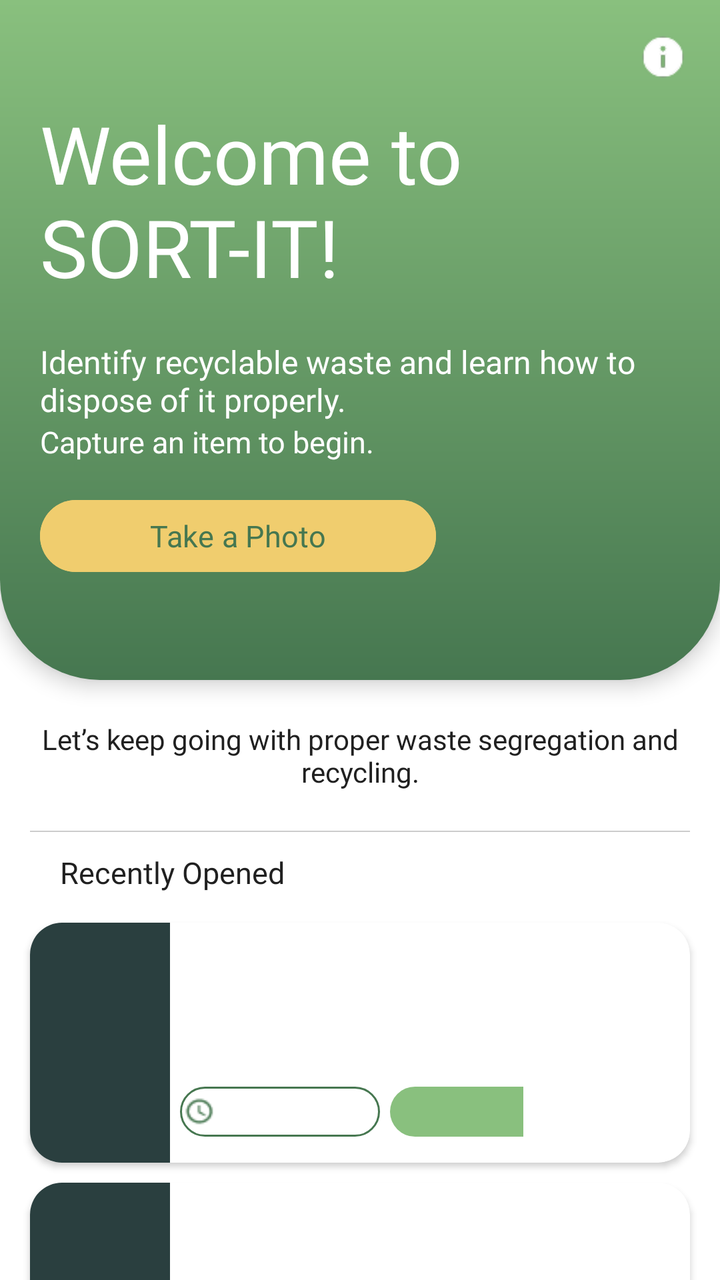
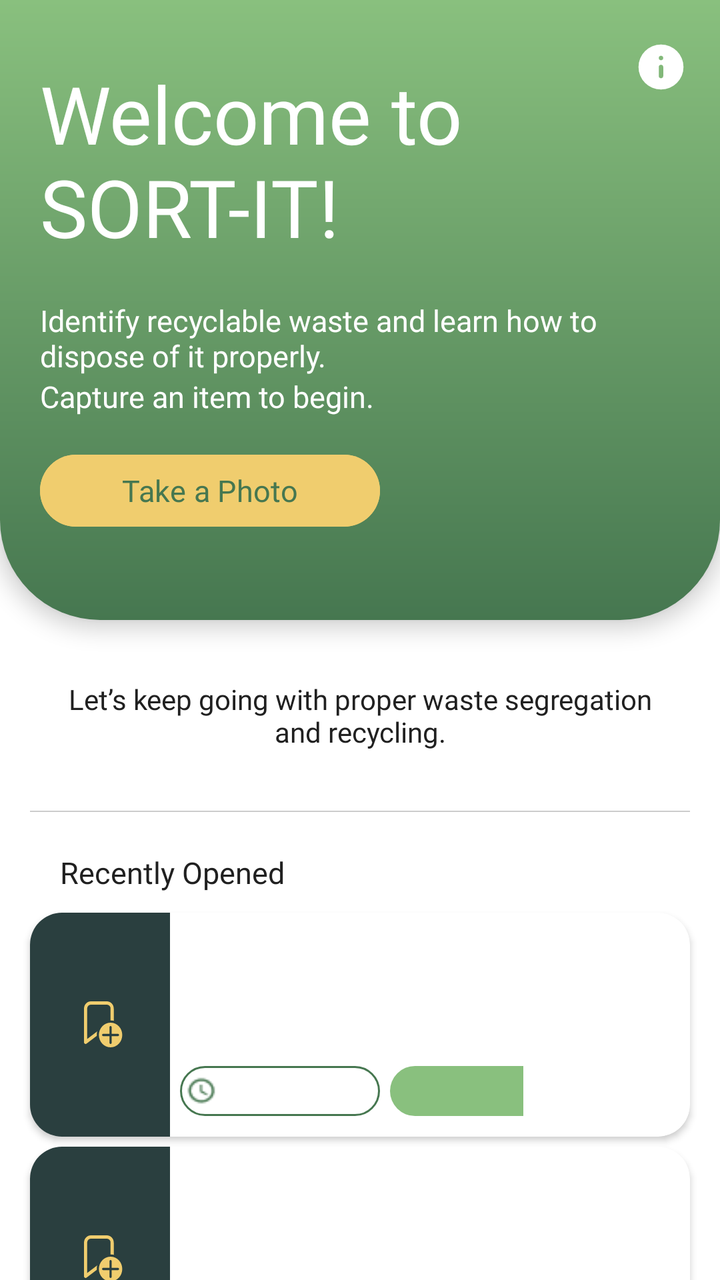

An Android layout rendered at two revisions. The XML below is the earlier revision; the diff shows what the commit changed to produce the second picture.
<!-- AndroidManifest.xml: application theme Theme.SortItJSON -->
<!-- res/layout/fragment_new_home.xml -->
<?xml version="1.0" encoding="utf-8"?>
<FrameLayout xmlns:android="http://schemas.android.com/apk/res/android"
    android:layout_width="match_parent"
    android:layout_height="match_parent">

    <LinearLayout
        android:layout_width="match_parent"
        android:layout_height="match_parent"
        android:orientation="vertical"
        android:background="#FFFFFF">

        
        <FrameLayout
            android:layout_width="match_parent"
            android:layout_height="340dp"
            android:background="@drawable/home_header_bg"
            android:translationZ="6dp">

            
            <LinearLayout
                android:layout_width="match_parent"
                android:layout_height="match_parent"
                android:orientation="vertical"
                android:layout_marginTop="30dp">

                <TextView
                    android:id="@+id/titleText"
                    android:layout_width="match_parent"
                    android:layout_height="wrap_content"
                    android:layout_margin="20dp"
                    android:paddingTop="0dp"
                    android:fontFamily="@font/montserrat_extrabold"
                    android:text="Welcome to SORT-IT!"
                    android:textColor="#FFFFFF"
                    android:textSize="40sp" />

                <TextView
                    android:id="@+id/Desc1Text"
                    android:layout_width="343dp"
                    android:layout_height="wrap_content"
                    android:layout_marginStart="20dp"
                    android:fontFamily="@font/montserrat_semibold"
                    android:text="@string/Home_Desc1"
                    android:textColor="#FFFFFF"
                    android:textSize="16sp" />

                <TextView
                    android:id="@+id/Desc2Text"
                    android:layout_width="wrap_content"
                    android:layout_height="wrap_content"
                    android:layout_marginStart="20dp"
                    android:fontFamily="@font/montserrat_regular"
                    android:text="@string/Home_Desc2"
                    android:textColor="#FFFFFF"
                    android:textSize="15sp" />

                <Button
                    android:id="@+id/CaptureButon"
                    android:layout_width="198dp"
                    android:layout_height="44dp"
                    android:layout_marginStart="20dp"
                    android:layout_marginTop="15dp"
                    android:backgroundTint="#F0CD6E"
                    android:fontFamily="@font/montserrat_bold"
                    android:text="Take a Photo"
                    android:textAllCaps="false"
                    android:textColor="#467750"
                    android:textSize="15sp" />

            </LinearLayout>

            
            <ImageButton
                android:id="@+id/btnAbout"
                android:layout_width="25dp"
                android:layout_height="25dp"
                android:layout_gravity="top|end"
                android:layout_margin="16dp"
                android:background="@drawable/circle_bg"
                android:clipToOutline="true"
                android:scaleType="centerCrop"
                android:src="@drawable/aboutmenu"
                android:contentDescription="Info"
                android:padding="0dp" />

        </FrameLayout>

        
        <TextView
            android:layout_width="match_parent"
            android:layout_height="wrap_content"
            android:layout_margin="20dp"
            android:gravity="center"
            android:text="Let’s keep going with proper waste segregation and recycling."
            android:textColor="#202020"
            android:textSize="14sp"
            android:fontFamily="@font/montserrat_regular" />

        
        <View
            android:layout_width="match_parent"
            android:layout_height="0.5dp"
            android:layout_marginStart="15dp"
            android:layout_marginEnd="15dp"
            android:background="#CCCCCC" />

        
        <TextView
            android:id="@+id/recentSectionTitle"
            android:layout_width="match_parent"
            android:layout_height="wrap_content"
            android:layout_marginStart="30dp"
            android:layout_marginEnd="30dp"
            android:layout_marginTop="10dp"
            android:layout_marginBottom="10dp"
            android:text="Recently Opened"
            android:textColor="#202020"
            android:textSize="15sp"
            android:fontFamily="@font/montserrat_semibold" />

        <TextView
            android:id="@+id/emptyRecentText"
            android:layout_width="match_parent"
            android:layout_height="wrap_content"
            android:layout_marginStart="30dp"
            android:layout_marginEnd="30dp"
            android:layout_marginTop="10dp"
            android:text="No recently opened guides yet."
            android:textColor="#888888"
            android:textSize="14sp"
            android:fontFamily="@font/montserrat_regular"
            android:visibility="gone"/>

        
        <com.google.android.material.card.MaterialCardView
            android:id="@+id/recentCard1"
            xmlns:android="http://schemas.android.com/apk/res/android"
            xmlns:app="http://schemas.android.com/apk/res-auto"
            android:layout_width="match_parent"
            android:layout_height="120dp"
            android:layout_marginTop="5dp"
            android:layout_marginLeft="15dp"
            android:layout_marginRight="15dp"
            app:cardCornerRadius="16dp"
            app:cardElevation="2dp"
            app:strokeWidth="0dp"
            android:backgroundTint="@android:color/white">

            <LinearLayout
                android:layout_width="match_parent"
                android:layout_height="match_parent"
                android:orientation="horizontal">

                
                <LinearLayout
                    android:layout_width="70dp"
                    android:layout_height="match_parent"
                    android:background="#2A3F3F"
                    android:gravity="center"/>

                
                <LinearLayout
                    android:layout_width="0dp"
                    android:layout_height="match_parent"
                    android:layout_weight="2.5"
                    android:orientation="vertical">

                    <TextView
                        android:id="@+id/title1"
                        android:layout_width="match_parent"
                        android:layout_height="0dp"
                        android:layout_weight="2"
                        android:fontFamily="@font/montserrat_bold"
                        android:gravity="center_vertical"
                        android:padding="12dp"
                        android:textColor="#467750"
                        android:textSize="14sp" />

                    <LinearLayout
                        android:layout_width="match_parent"
                        android:layout_height="0dp"
                        android:layout_weight="1"
                        android:orientation="horizontal">

                        <LinearLayout
                            android:layout_width="100dp"
                            android:layout_height="wrap_content"
                            android:orientation="horizontal"
                            android:gravity="center_vertical"
                            android:background="@drawable/time_bg"
                            android:layout_marginLeft="5dp"
                            android:layout_marginBottom="5dp"
                            android:layout_marginTop="2dp"
                            android:padding="2dp">

                            <ImageView
                                android:layout_width="16dp"
                                android:layout_height="16dp"
                                android:src="@drawable/clock"
                                android:contentDescription="Clock Icon"
                                android:layout_marginEnd="4dp" />

                            <TextView
                                android:id="@+id/time1"
                                android:layout_width="wrap_content"
                                android:layout_height="wrap_content"
                                android:textColor="#000000"
                                android:textSize="12sp"
                                android:fontFamily="@font/montserrat_semibold" />

                        </LinearLayout>

                        <LinearLayout
                            android:layout_width="90dp"
                            android:layout_height="wrap_content"
                            android:background="@drawable/difficulty_easy_bg"
                            android:layout_marginLeft="5dp"
                            android:layout_marginBottom="5dp"
                            android:layout_marginTop="2dp">

                            <TextView
                                android:id="@+id/difficulty1"
                                android:layout_width="0dp"
                                android:layout_height="match_parent"
                                android:layout_weight="1"
                                android:padding="2dp"
                                android:gravity="center_horizontal"
                                android:textColor="#FFFFFF"
                                android:textSize="12sp"
                                android:fontFamily="@font/montserrat_semibold" />
                        </LinearLayout>

                    </LinearLayout>

                </LinearLayout>

                
                <ImageView
                    android:id="@+id/image1"
                    android:layout_width="69dp"
                    android:layout_height="match_parent"
                    android:layout_weight="0.2"
                    android:scaleType="centerCrop" />

            </LinearLayout>

        </com.google.android.material.card.MaterialCardView>

        
        <com.google.android.material.card.MaterialCardView
            android:id="@+id/recentCard2"
            xmlns:android="http://schemas.android.com/apk/res/android"
            xmlns:app="http://schemas.android.com/apk/res-auto"
            android:layout_width="match_parent"
            android:layout_height="120dp"
            android:layout_marginTop="10dp"
            android:layout_marginLeft="15dp"
            android:layout_marginRight="15dp"
            app:cardCornerRadius="16dp"
            app:cardElevation="2dp"
            app:strokeWidth="0dp"
            android:backgroundTint="@android:color/white">

            <LinearLayout
                android:layout_width="match_parent"
                android:layout_height="match_parent"
                android:orientation="horizontal">

                
                <LinearLayout
                    android:layout_width="70dp"
                    android:layout_height="match_parent"
                    android:background="#2A3F3F"
                    android:gravity="center"/>

                
                <LinearLayout
                    android:layout_width="0dp"
                    android:layout_height="match_parent"
                    android:layout_weight="2.5"
                    android:orientation="vertical">

                    <TextView
                        android:id="@+id/title2"
                        android:layout_width="match_parent"
                        android:layout_height="0dp"
                        android:layout_weight="2"
                        android:fontFamily="@font/montserrat_bold"
                        android:gravity="center_vertical"
                        android:padding="12dp"
                        android:textColor="#467750"
                        android:textSize="14sp" />

                    <LinearLayout
                        android:layout_width="match_parent"
                        android:layout_height="0dp"
                        android:layout_weight="1"
                        android:orientation="horizontal">

                        <LinearLayout
                            android:layout_width="100dp"
                            android:layout_height="wrap_content"
                            android:orientation="horizontal"
                            android:gravity="center_vertical"
                            android:background="@drawable/time_bg"
                            android:layout_marginLeft="5dp"
                            android:layout_marginBottom="5dp"
                            android:layout_marginTop="2dp"
                            android:padding="2dp">

                            <ImageView
                                android:layout_width="16dp"
                                android:layout_height="16dp"
                                android:src="@drawable/clock"
                                android:contentDescription="Clock Icon"
                                android:layout_marginEnd="4dp" />

                            <TextView
                                android:id="@+id/time2"
                                android:layout_width="wrap_content"
                                android:layout_height="wrap_content"
                                android:textColor="#000000"
                                android:textSize="12sp"
                                android:fontFamily="@font/montserrat_semibold" />

                        </LinearLayout>

                        <LinearLayout
                            android:layout_width="90dp"
                            android:layout_height="wrap_content"
                            android:background="@drawable/difficulty_easy_bg"
                            android:layout_marginLeft="5dp"
                            android:layout_marginBottom="5dp"
                            android:layout_marginTop="2dp">

                            <TextView
                                android:id="@+id/difficulty2"
                                android:layout_width="0dp"
                                android:layout_height="match_parent"
                                android:layout_weight="1"
                                android:padding="2dp"
                                android:gravity="center_horizontal"
                                android:textColor="#FFFFFF"
                                android:textSize="12sp"
                                android:fontFamily="@font/montserrat_semibold" />
                        </LinearLayout>

                    </LinearLayout>

                </LinearLayout>

                
                <ImageView
                    android:id="@+id/image2"
                    android:layout_width="69dp"
                    android:layout_height="match_parent"
                    android:layout_weight="0.2"
                    android:scaleType="centerCrop" />

            </LinearLayout>

        </com.google.android.material.card.MaterialCardView>

    </LinearLayout>

</FrameLayout>
<!-- resources referenced by this layout -->
<resources>
  <!-- drawable aboutmenu: png bitmap (drawable, 993 bytes) -->
  <!-- drawable circle_bg (drawable) -->
  <shape xmlns:android="http://schemas.android.com/apk/res/android"
      android:shape="oval">
      <solid android:color="@android:color/transparent"/>
  </shape>
  <!-- drawable difficulty_easy_bg (drawable) -->
  <?xml version="1.0" encoding="utf-8"?>
  <layer-list xmlns:android="http://schemas.android.com/apk/res/android">
  
      
      <item>
          <shape android:shape="rectangle">
  
              <solid android:color="#89C07E"/>
  
              
              <size android:height="25dp"/>
              <size android:width="74dp"/>
  
              <corners
                  android:topLeftRadius="50dp"
                  android:topRightRadius="50dp"
                  android:bottomLeftRadius="50dp"
                  android:bottomRightRadius="50dp"/>
  
          </shape>
      </item>
  
  </layer-list>
  <!-- drawable home_header_bg (drawable) -->
  <?xml version="1.0" encoding="utf-8"?>
  <layer-list xmlns:android="http://schemas.android.com/apk/res/android">
  
      
      <item>
          <shape android:shape="rectangle">
  
              
              <gradient
                  android:startColor="#467750"
                  android:endColor="#89C07E"
                  android:angle="90" />
  
              
              <size android:height="378dp"/>
  
              <corners
                  android:topLeftRadius="0dp"
                  android:topRightRadius="0dp"
                  android:bottomLeftRadius="50dp"
                  android:bottomRightRadius="50dp"/>
          </shape>
      </item>
  
  </layer-list>
  <string name="Home_Desc1">Identify recyclable waste and learn how to dispose of it properly.</string>
  <string name="Home_Desc2">Capture an item to begin.</string>
  <style name="Theme.SortItJSON" parent="Base.Theme.SortItJSON" />
  <style name="Base.Theme.SortItJSON" parent="Theme.Material3.DayNight.NoActionBar">
          
          <item name="colorPrimary">@color/darkgreen</item>
      </style>
  <color name="darkgreen">#467750</color>
  <!-- unchanged entries left out for length: 2 -->
</resources>

<!-- the commit's change to res/layout/fragment_new_home.xml (unified diff, before → after) -->
@@ -12,7 +12,7 @@
         
         <FrameLayout
             android:layout_width="match_parent"
-            android:layout_height="340dp"
+            android:layout_height="310dp"
             android:background="@drawable/home_header_bg"
             android:translationZ="6dp">
 
@@ -20,29 +20,28 @@
             <LinearLayout
                 android:layout_width="match_parent"
                 android:layout_height="match_parent"
-                android:orientation="vertical"
-                android:layout_marginTop="30dp">
+                android:orientation="vertical">
 
                 <TextView
                     android:id="@+id/titleText"
                     android:layout_width="match_parent"
                     android:layout_height="wrap_content"
                     android:layout_margin="20dp"
-                    android:paddingTop="0dp"
                     android:fontFamily="@font/montserrat_extrabold"
+                    android:paddingTop="10dp"
                     android:text="Welcome to SORT-IT!"
                     android:textColor="#FFFFFF"
                     android:textSize="40sp" />
 
                 <TextView
                     android:id="@+id/Desc1Text"
-                    android:layout_width="343dp"
+                    android:layout_width="298dp"
                     android:layout_height="wrap_content"
                     android:layout_marginStart="20dp"
                     android:fontFamily="@font/montserrat_semibold"
                     android:text="@string/Home_Desc1"
                     android:textColor="#FFFFFF"
-                    android:textSize="16sp" />
+                    android:textSize="15sp" />
 
                 <TextView
                     android:id="@+id/Desc2Text"
@@ -56,7 +55,7 @@
 
                 <Button
                     android:id="@+id/CaptureButon"
-                    android:layout_width="198dp"
+                    android:layout_width="170dp"
                     android:layout_height="44dp"
                     android:layout_marginStart="20dp"
                     android:layout_marginTop="15dp"
@@ -72,10 +71,11 @@
             
             <ImageButton
                 android:id="@+id/btnAbout"
-                android:layout_width="25dp"
-                android:layout_height="25dp"
+                android:layout_width="27dp"
+                android:layout_height="27dp"
                 android:layout_gravity="top|end"
-                android:layout_margin="16dp"
+                android:layout_marginTop="20dp"
+                android:layout_marginRight="16dp"
                 android:background="@drawable/circle_bg"
                 android:clipToOutline="true"
                 android:scaleType="centerCrop"
@@ -89,7 +89,7 @@
         <TextView
             android:layout_width="match_parent"
             android:layout_height="wrap_content"
-            android:layout_margin="20dp"
+            android:layout_margin="30dp"
             android:gravity="center"
             android:text="Let’s keep going with proper waste segregation and recycling."
             android:textColor="#202020"
@@ -111,8 +111,8 @@
             android:layout_height="wrap_content"
             android:layout_marginStart="30dp"
             android:layout_marginEnd="30dp"
-            android:layout_marginTop="10dp"
-            android:layout_marginBottom="10dp"
+            android:layout_marginTop="20dp"
+            android:layout_marginBottom="5dp"
             android:text="Recently Opened"
             android:textColor="#202020"
             android:textSize="15sp"
@@ -125,7 +125,7 @@
             android:layout_marginStart="30dp"
             android:layout_marginEnd="30dp"
             android:layout_marginTop="10dp"
-            android:text="No recently opened guides yet."
+            android:text="No rece ntly opened guides yet."
             android:textColor="#888888"
             android:textSize="14sp"
             android:fontFamily="@font/montserrat_regular"
@@ -137,7 +137,7 @@
             xmlns:android="http://schemas.android.com/apk/res/android"
             xmlns:app="http://schemas.android.com/apk/res-auto"
             android:layout_width="match_parent"
-            android:layout_height="120dp"
+            android:layout_height="112dp"
             android:layout_marginTop="5dp"
             android:layout_marginLeft="15dp"
             android:layout_marginRight="15dp"
@@ -156,7 +156,18 @@
                     android:layout_width="70dp"
                     android:layout_height="match_parent"
                     android:background="#2A3F3F"
-                    android:gravity="center"/>
+                    android:gravity="center_vertical">
+
+                    <ImageButton
+                        android:id="@+id/bookmark"
+                        android:layout_width="wrap_content"
+                        android:layout_height="wrap_content"
+                        android:layout_marginLeft="27dp"
+                        android:src="@drawable/notbookmark"
+                        android:background="@android:color/transparent"
+                        android:contentDescription="Bookmark" />
+
+                </LinearLayout>
 
                 
                 <LinearLayout
@@ -191,14 +202,14 @@
                             android:layout_marginLeft="5dp"
                             android:layout_marginBottom="5dp"
                             android:layout_marginTop="2dp"
-                            android:padding="2dp">
+                            android:padding="3dp">
 
                             <ImageView
                                 android:layout_width="16dp"
                                 android:layout_height="16dp"
                                 android:src="@drawable/clock"
                                 android:contentDescription="Clock Icon"
-                                android:layout_marginEnd="4dp" />
+                                android:layout_marginEnd="5dp" />
 
                             <TextView
                                 android:id="@+id/time1"
@@ -252,8 +263,8 @@
             xmlns:android="http://schemas.android.com/apk/res/android"
             xmlns:app="http://schemas.android.com/apk/res-auto"
             android:layout_width="match_parent"
-            android:layout_height="120dp"
-            android:layout_marginTop="10dp"
+            android:layout_height="112dp"
+            android:layout_marginTop="5dp"
             android:layout_marginLeft="15dp"
             android:layout_marginRight="15dp"
             app:cardCornerRadius="16dp"
@@ -271,7 +282,18 @@
                     android:layout_width="70dp"
                     android:layout_height="match_parent"
                     android:background="#2A3F3F"
-                    android:gravity="center"/>
+                    android:gravity="center_vertical">
+
+                    <ImageButton
+                        android:id="@+id/bookmark"
+                        android:layout_width="wrap_content"
+                        android:layout_height="wrap_content"
+                        android:layout_marginLeft="27dp"
+                        android:src="@drawable/notbookmark"
+                        android:background="@android:color/transparent"
+                        android:contentDescription="Bookmark" />
+
+                </LinearLayout>
 
                 
                 <LinearLayout
@@ -306,7 +328,7 @@
                             android:layout_marginLeft="5dp"
                             android:layout_marginBottom="5dp"
                             android:layout_marginTop="2dp"
-                            android:padding="2dp">
+                            android:padding="3dp">
 
                             <ImageView
                                 android:layout_width="16dp"
<!-- resource entries referenced after the edit -->
@@ -1,6 +1,15 @@
 <!-- resources referenced by this layout -->
 <resources>
-  <!-- drawable aboutmenu: png bitmap (drawable, 993 bytes) -->
+  <!-- drawable aboutmenu (drawable) -->
+  <vector xmlns:android="http://schemas.android.com/apk/res/android"
+      android:width="20dp"
+      android:height="20dp"
+      android:viewportWidth="960"
+      android:viewportHeight="960">
+    <path
+        android:pathData="M508.5,668.5Q520,657 520,640v-160q0,-17 -11.5,-28.5T480,440q-17,0 -28.5,11.5T440,480v160q0,17 11.5,28.5T480,680q17,0 28.5,-11.5ZM508.5,348.5Q520,337 520,320t-11.5,-28.5Q497,280 480,280t-28.5,11.5Q440,303 440,320t11.5,28.5Q463,360 480,360t28.5,-11.5ZM480,880q-83,0 -156,-31.5T197,763q-54,-54 -85.5,-127T80,480q0,-83 31.5,-156T197,197q54,-54 127,-85.5T480,80q83,0 156,31.5T763,197q54,54 85.5,127T880,480q0,83 -31.5,156T763,763q-54,54 -127,85.5T480,880Z"
+        android:fillColor="#FFFFFF"/>
+  </vector>
   <!-- drawable circle_bg (drawable) -->
   <shape xmlns:android="http://schemas.android.com/apk/res/android"
       android:shape="oval">
@@ -56,6 +65,16 @@
       </item>
   
   </layer-list>
+  <!-- drawable notbookmark (drawable) -->
+  <vector xmlns:android="http://schemas.android.com/apk/res/android"
+      android:width="20dp"
+      android:height="23dp"
+      android:viewportWidth="23"
+      android:viewportHeight="25">
+    <path
+        android:pathData="M3.972,0C1.782,0 0,1.778 0,3.963V22.256C0,22.599 0.193,22.915 0.499,23.071C0.805,23.227 1.173,23.199 1.453,22.998L7.357,18.756C7.348,18.602 7.333,18.449 7.333,18.293C7.333,17.617 7.429,16.963 7.589,16.336L1.833,20.471V3.963C1.833,2.787 2.793,1.829 3.972,1.829H13.139C14.318,1.829 15.278,2.787 15.278,3.963V10.366C15.91,10.366 16.521,10.448 17.111,10.587V3.963C17.111,1.778 15.329,0 13.139,0H3.972ZM15.278,11.585C11.565,11.585 8.556,14.588 8.556,18.293C8.556,21.997 11.565,25 15.278,25C18.99,25 22,21.997 22,18.293C22,14.588 18.99,11.585 15.278,11.585ZM15.278,13.415C15.615,13.415 15.889,13.688 15.889,14.024V17.683H19.556C19.893,17.683 20.167,17.956 20.167,18.293C20.167,18.629 19.893,18.902 19.556,18.902H15.889V22.561C15.889,22.898 15.615,23.171 15.278,23.171C14.94,23.171 14.667,22.898 14.667,22.561V18.902H11C10.663,18.902 10.389,18.629 10.389,18.293C10.389,17.956 10.663,17.683 11,17.683H14.667V14.024C14.667,13.688 14.94,13.415 15.278,13.415Z"
+        android:fillColor="#F0CD6E"/>
+  </vector>
   <string name="Home_Desc1">Identify recyclable waste and learn how to dispose of it properly.</string>
   <string name="Home_Desc2">Capture an item to begin.</string>
   <style name="Theme.SortItJSON" parent="Base.Theme.SortItJSON" />
